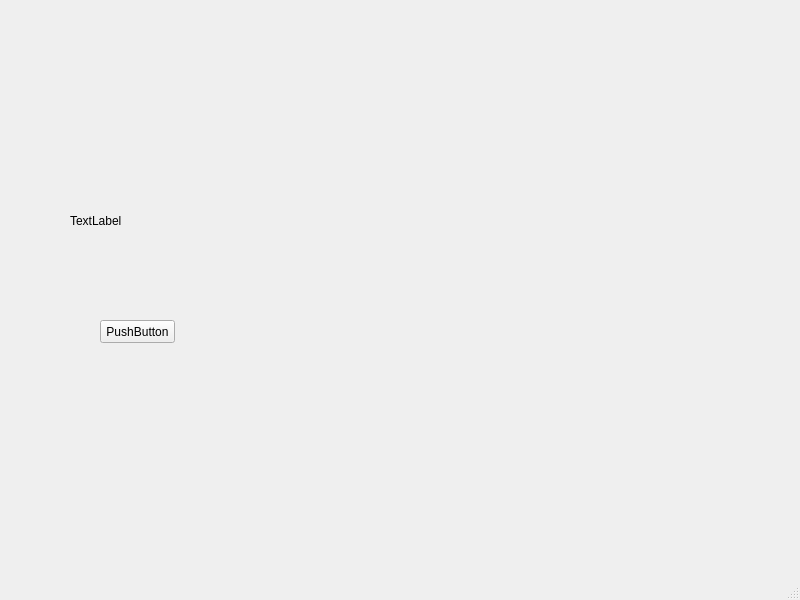
Thukyd/EntityCheck, file ui_entity/mainwindow.ui: the form before one commit.
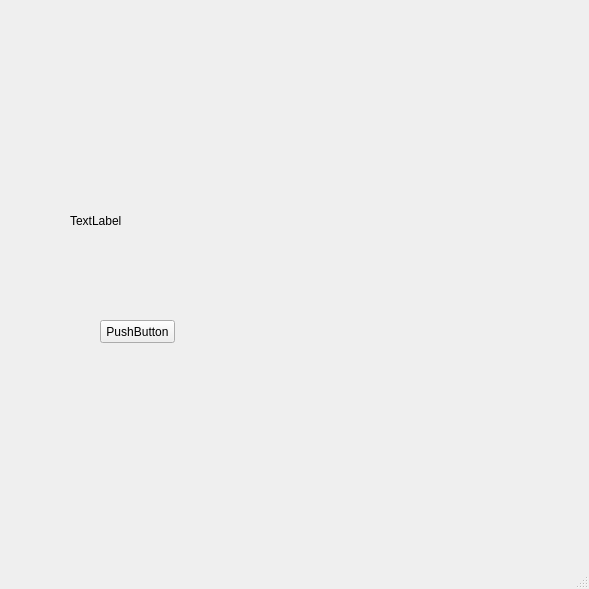
The form after the commit.

```diff
--- a/ui_entity/mainwindow.ui
+++ b/ui_entity/mainwindow.ui
@@ -6,8 +6,8 @@
    <rect>
     <x>0</x>
     <y>0</y>
-    <width>800</width>
-    <height>600</height>
+    <width>589</width>
+    <height>589</height>
    </rect>
   </property>
   <property name="windowTitle">
```
Left out of the diff: 2 changed lines with no effect on the pictures.
